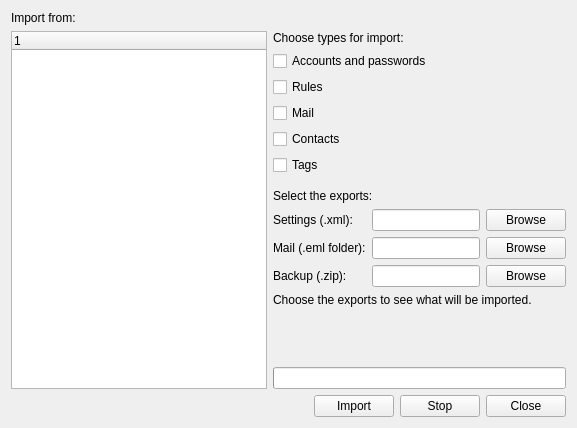
Old version of the form src/chrono_mail/ui/forms/import.ui in the repository rob-vandenberg/chrono-mail.
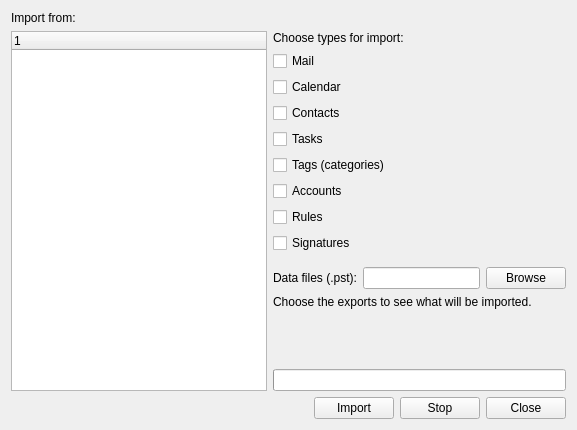
New version of the form. The open tabs and pages were chosen to show the change.

Commit message: Import from the data files of another mail program: mail, calendar, contacts, contact groups, tasks and categories, placed as that program showed them, also from its export without folder marks; read in a process of its own, resumable, nothing twice; the existing import no longer records an unsafe batch as done

```diff
--- a/src/chrono_mail/ui/forms/import.ui
+++ b/src/chrono_mail/ui/forms/import.ui
@@ -23,7 +23,23 @@
       </layout>
      </item>
      <item>
-      <layout class="QVBoxLayout" name="right" stretch="0,0,0,0,0,0,0,0,0,0,1,0">
+      <layout class="QVBoxLayout" name="right" stretch="0,1,0">
+       <item>
+        <widget class="QStackedWidget" name="pages">
+         <widget class="QWidget" name="exportsPage">
+          <layout class="QVBoxLayout" name="exportsPageLayout" stretch="0,0,0,0,0,0,0,0,0,0,1">
+           <property name="leftMargin">
+            <number>0</number>
+           </property>
+           <property name="topMargin">
+            <number>0</number>
+           </property>
+           <property name="rightMargin">
+            <number>0</number>
+           </property>
+           <property name="bottomMargin">
+            <number>0</number>
+           </property>
        <item>
         <widget class="QLabel" name="title">
          <property name="role" stdset="0">
@@ -150,6 +166,165 @@
           </widget>
          </item>
         </layout>
+           </item>
+           <item>
+            <spacer name="exportsPageEnd">
+             <property name="orientation">
+              <enum>Qt::Vertical</enum>
+             </property>
+             <property name="sizeType">
+              <enum>QSizePolicy::Expanding</enum>
+             </property>
+             <property name="sizeHint" stdset="0">
+              <size>
+               <width>0</width>
+               <height>0</height>
+              </size>
+             </property>
+            </spacer>
+           </item>
+          </layout>
+         </widget>
+         <widget class="QWidget" name="dataFilePage">
+          <layout class="QVBoxLayout" name="dataFilePageLayout" stretch="0,0,0,0,0,0,0,0,0,0,0,0,1">
+           <property name="leftMargin">
+            <number>0</number>
+           </property>
+           <property name="topMargin">
+            <number>0</number>
+           </property>
+           <property name="rightMargin">
+            <number>0</number>
+           </property>
+           <property name="bottomMargin">
+            <number>0</number>
+           </property>
+           <item>
+            <widget class="QLabel" name="dataFileTitle">
+             <property name="role" stdset="0">
+              <string>heading</string>
+             </property>
+            </widget>
+           </item>
+           <item>
+            <widget class="QLabel" name="dataFileChooseTypes">
+             <property name="text">
+              <string>Choose types for import:</string>
+             </property>
+            </widget>
+           </item>
+           <item>
+            <widget class="QCheckBox" name="dataFileMail">
+             <property name="text">
+              <string>Mail</string>
+             </property>
+            </widget>
+           </item>
+           <item>
+            <widget class="QCheckBox" name="dataFileCalendar">
+             <property name="text">
+              <string>Calendar</string>
+             </property>
+            </widget>
+           </item>
+           <item>
+            <widget class="QCheckBox" name="dataFileContacts">
+             <property name="text">
+              <string>Contacts</string>
+             </property>
+            </widget>
+           </item>
+           <item>
+            <widget class="QCheckBox" name="dataFileTasks">
+             <property name="text">
+              <string>Tasks</string>
+             </property>
+            </widget>
+           </item>
+           <item>
+            <widget class="QCheckBox" name="dataFileTags">
+             <property name="text">
+              <string>Tags (categories)</string>
+             </property>
+            </widget>
+           </item>
+           <item>
+            <widget class="QCheckBox" name="dataFileAccounts">
+             <property name="text">
+              <string>Accounts</string>
+             </property>
+            </widget>
+           </item>
+           <item>
+            <widget class="QCheckBox" name="dataFileRules">
+             <property name="text">
+              <string>Rules</string>
+             </property>
+            </widget>
+           </item>
+           <item>
+            <widget class="QCheckBox" name="dataFileSignatures">
+             <property name="text">
+              <string>Signatures</string>
+             </property>
+            </widget>
+           </item>
+           <item>
+            <spacer name="blankAboveDataFiles">
+             <property name="orientation">
+              <enum>Qt::Vertical</enum>
+             </property>
+             <property name="sizeType">
+              <enum>QSizePolicy::Fixed</enum>
+             </property>
+             <property name="sizeHint" stdset="0">
+              <size>
+               <width>0</width>
+               <height>8</height>
+              </size>
+             </property>
+            </spacer>
+           </item>
+           <item>
+            <layout class="QHBoxLayout" name="dataFileRow" stretch="0,1,0">
+             <item>
+              <widget class="QLabel" name="dataFilesLabel">
+               <property name="text">
+                <string>Data files (.pst):</string>
+               </property>
+              </widget>
+             </item>
+             <item>
+              <widget class="QLineEdit" name="dataFiles" />
+             </item>
+             <item>
+              <widget class="QPushButton" name="browseDataFiles">
+               <property name="text">
+                <string>Browse</string>
+               </property>
+              </widget>
+             </item>
+            </layout>
+           </item>
+           <item>
+            <spacer name="dataFilePageEnd">
+             <property name="orientation">
+              <enum>Qt::Vertical</enum>
+             </property>
+             <property name="sizeType">
+              <enum>QSizePolicy::Expanding</enum>
+             </property>
+             <property name="sizeHint" stdset="0">
+              <size>
+               <width>0</width>
+               <height>0</height>
+              </size>
+             </property>
+            </spacer>
+           </item>
+          </layout>
+         </widget>
+        </widget>
        </item>
        <item>
         <widget class="QScrollArea" name="summaryArea">
```
Lines whose indentation alone changed are shown as unchanged. The commit also changes 42 other files.
